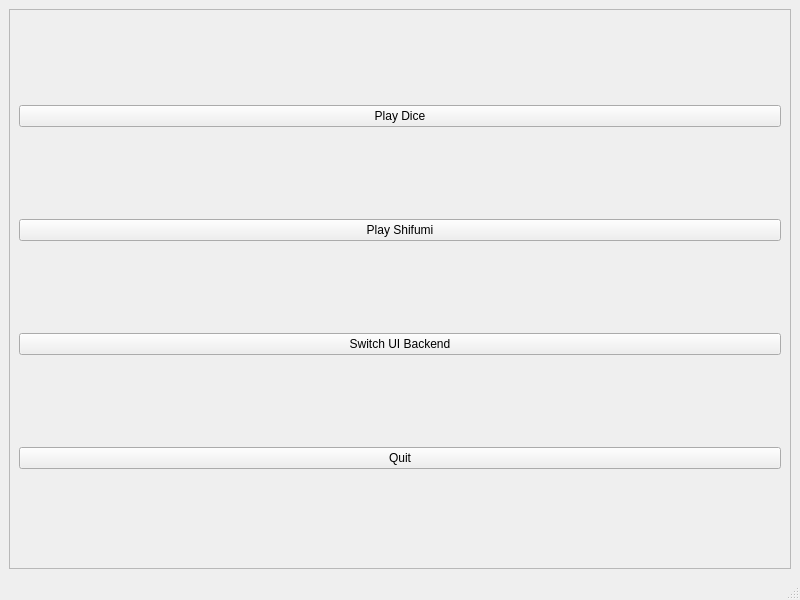
Qt form ui/Qt/tinyGamesQt.ui (Rodalljuhziz/TinyGames) before a commit.
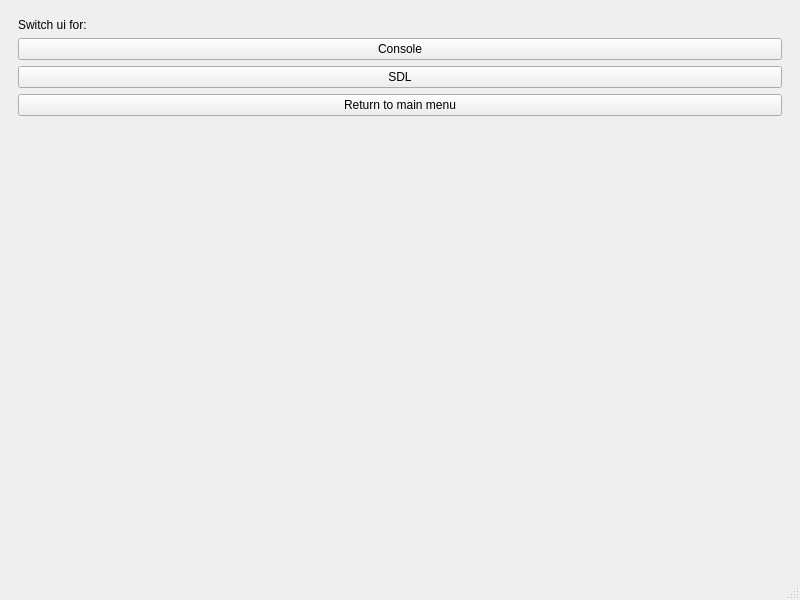
The same form after that commit. The open tabs and pages were chosen to show the change.

Commit message: REORGANISATION of the architecture with an interface for ui and tinyGamesLauncher who just call ui with menu()

Patch:
```diff
--- a/ui/Qt/tinyGamesQt.ui
+++ b/ui/Qt/tinyGamesQt.ui
@@ -1,7 +1,7 @@
 <?xml version="1.0" encoding="UTF-8"?>
 <ui version="4.0">
- <class>ShifumiQtUi</class>
- <widget class="QMainWindow" name="ShifumiQtUi">
+ <class>tinyGamesVisualQtUi</class>
+ <widget class="QMainWindow" name="tinyGamesVisualQtUi">
   <property name="geometry">
    <rect>
     <x>0</x>
@@ -16,13 +16,14 @@
   <widget class="QWidget" name="centralwidget">
    <layout class="QHBoxLayout" name="horizontalLayout">
     <item>
-     <widget class="QFrame" name="mainFrame">
+     <widget class="QStackedWidget" name="stackedWidgetMenu">
       <property name="frameShape">
-       <enum>QFrame::Shape::StyledPanel</enum>
+       <enum>QFrame::Shape::NoFrame</enum>
       </property>
-      <property name="frameShadow">
-       <enum>QFrame::Shadow::Raised</enum>
+      <property name="currentIndex">
+       <number>0</number>
       </property>
+      <widget class="QWidget" name="menuPage">
       <layout class="QVBoxLayout" name="verticalLayout">
        <item>
         <widget class="QPushButton" name="playDiceButton">
@@ -53,6 +54,52 @@
         </widget>
        </item>
       </layout>
+      </widget>
+      <widget class="QWidget" name="switchUiPage">
+       <layout class="QVBoxLayout" name="verticalLayout_2">
+        <item>
+         <widget class="QLabel" name="switchLabel">
+          <property name="text">
+           <string>Switch ui for:</string>
+          </property>
+         </widget>
+        </item>
+        <item>
+         <widget class="QPushButton" name="switchConsole">
+          <property name="text">
+           <string>Console</string>
+          </property>
+         </widget>
+        </item>
+        <item>
+         <widget class="QPushButton" name="switchSDL">
+          <property name="text">
+           <string>SDL</string>
+          </property>
+         </widget>
+        </item>
+        <item>
+         <widget class="QPushButton" name="returnMenu">
+          <property name="text">
+           <string>Return to main menu</string>
+          </property>
+         </widget>
+        </item>
+        <item>
+         <spacer name="verticalSpacer_4">
+          <property name="orientation">
+           <enum>Qt::Orientation::Vertical</enum>
+          </property>
+          <property name="sizeHint" stdset="0">
+           <size>
+            <width>20</width>
+            <height>40</height>
+           </size>
+          </property>
+         </spacer>
+        </item>
+       </layout>
+      </widget>
      </widget>
     </item>
    </layout>
```
Lines whose indentation alone changed are shown as unchanged. The commit also changes 26 other files.
